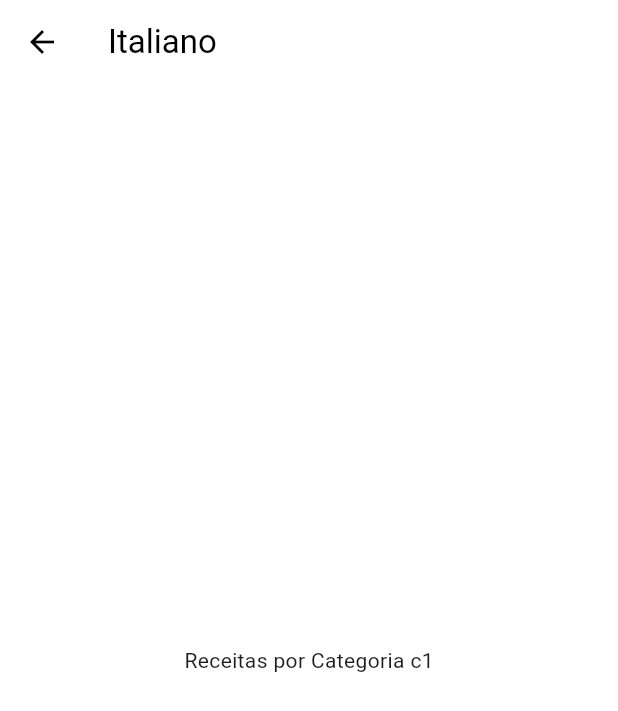
After one commit to Junior580/DeliMeals, a Flutter app: the screen it shows after launch, after a tap on "Italiano", on a phone screen of 412 x 824 dp. The commit adds this screen. Shown: the top 711 px of the screen. Run offline on Flutter 3.47's test engine with Material 3 defaults, Android fonts, the phone set to English and light mode, and no system bars.

Commit message:
categories meals screen

```diff
--- a/lib/components/category_item.dart
+++ b/lib/components/category_item.dart
@@ -1,14 +1,30 @@
 import 'package:flutter/material.dart';
 import '../models/category.dart';
+
+import '../screens/categories_meals_screen.dart';
 
 class CategoryItem extends StatelessWidget {
   final Category category;
 
   const CategoryItem({super.key, required this.category});
 
+  void _selectCategory(BuildContext context) {
+    Navigator.of(context).push(MaterialPageRoute(
+      builder: (_) {
+        return CategoriesMealsScreen(
+          category: category,
+        );
+      },
+    ));
+  }
+
   @override
   Widget build(BuildContext context) {
-    return Container(
+    return InkWell(
+      onTap: () => _selectCategory(context),
+      splashColor: Theme.of(context).primaryColor,
+      borderRadius: BorderRadius.circular(15),
+      child: Container(
         padding: const EdgeInsets.all(15),
         decoration: BoxDecoration(
             borderRadius: BorderRadius.circular(15),
@@ -16,8 +32,9 @@ class CategoryItem extends StatelessWidget {
               category.color.withOpacity(0.5),
               category.color,
             ], begin: Alignment.topLeft, end: Alignment.bottomRight)),
-      child:
-          Text(category.title, style: Theme.of(context).textTheme.titleMedium),
+        child: Text(category.title,
+            style: Theme.of(context).textTheme.titleMedium),
+      ),
     );
   }
 }
--- a/lib/main.dart
+++ b/lib/main.dart
@@ -11,7 +11,7 @@ class MyApp extends StatelessWidget {
     return MaterialApp(
       title: 'DeliMeals',
       theme: ThemeData(
-          primarySwatch: Colors.pink,
+          primaryColor: Colors.pink,
           fontFamily: 'Raleway',
           canvasColor: const Color.fromRGBO(255, 254, 229, 1),
           textTheme: ThemeData.light().textTheme.copyWith(
--- /dev/null
+++ b/lib/screens/categories_meals_screen.dart
@@ -0,0 +1,18 @@
+import 'package:flutter/material.dart';
+import '../models/category.dart';
+
+class CategoriesMealsScreen extends StatelessWidget {
+  final Category category;
+
+  const CategoriesMealsScreen({super.key, required this.category});
+
+  @override
+  Widget build(BuildContext context) {
+    return Scaffold(
+      appBar: AppBar(
+        title: Text(category.title),
+      ),
+      body: Center(child: Text('Receitas por Categoria ${category.id}')),
+    );
+  }
+}
```
Lines whose indentation alone changed are shown as unchanged.
